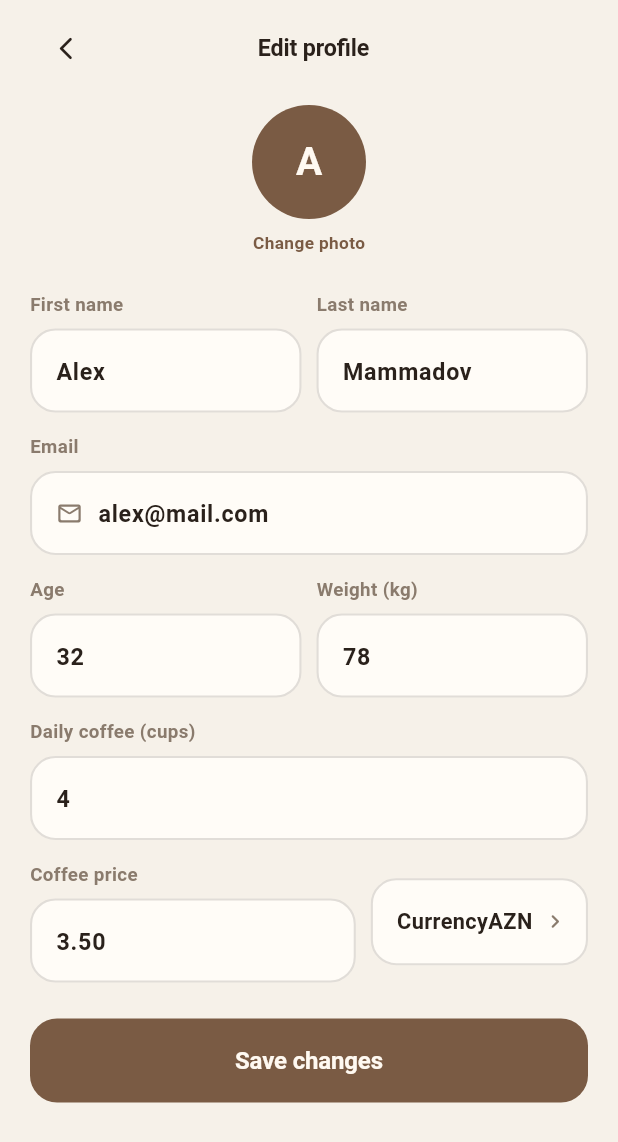
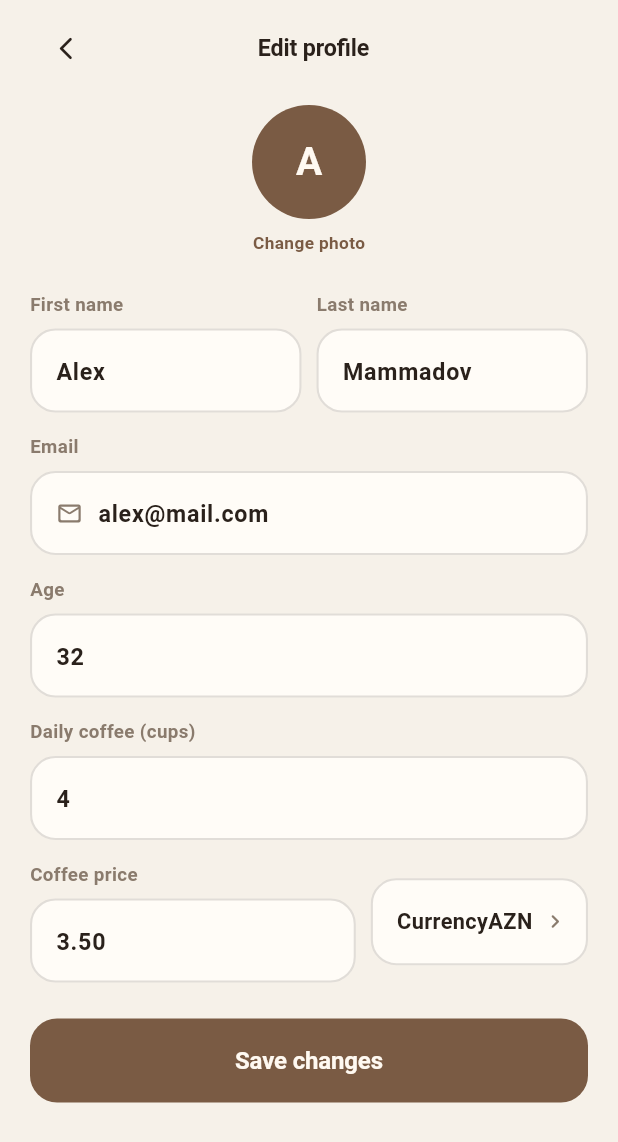
Before and after one commit to imanmammadli/noCoffee, a Flutter app: the EditProfileScreen screen opened by its route, on a phone screen of 412 x 824 dp. Shown: the top 1142 px of the screen. Run offline on Flutter 3.47's test engine with Material 3 defaults, Android fonts, the phone set to English and light mode, and no system bars.

```diff
--- a/lib/main.dart
+++ b/lib/main.dart
@@ -19,6 +19,7 @@ import 'screens/settings_screen.dart';
 import 'screens/notification_settings_screen.dart';
 import 'screens/export_screen.dart';
 import 'screens/delete_data_screen.dart';
+import 'screens/name_screen.dart';
 
 void main() {
   runApp(const TaperApp());
@@ -74,6 +75,7 @@ class _TaperAppState extends State<TaperApp> {
           routes: {
             '/': (_) => const SplashScreen(),
             '/welcome': (_) => const WelcomeScreen(),
+            '/name': (_) => const NameScreen(),
             '/onboarding': (_) => const OnboardingFlow(),
             '/home': (_) => const HomeScreen(),
             '/tracking': (_) => const TrackingScreen(),
--- a/lib/screens/edit_profile_screen.dart
+++ b/lib/screens/edit_profile_screen.dart
@@ -14,21 +14,34 @@ class _EditProfileScreenState extends State<EditProfileScreen> {
   late final TextEditingController last;
   late final TextEditingController email;
   late final TextEditingController age;
-  late final TextEditingController weight;
   late final TextEditingController cups;
   late final TextEditingController price;
+  bool initialized = false;
 
   @override
-  void initState() {
-    super.initState();
+  void didChangeDependencies() {
+    super.didChangeDependencies();
+    if (!initialized) {
       final p = context.app.profile;
       first = TextEditingController(text: p.firstName);
       last = TextEditingController(text: p.lastName);
       email = TextEditingController(text: p.email);
       age = TextEditingController(text: '${p.age}');
-    weight = TextEditingController(text: p.weightKg.toStringAsFixed(0));
       cups = TextEditingController(text: '${p.dailyCups}');
       price = TextEditingController(text: p.coffeePrice.toStringAsFixed(2));
+      initialized = true;
+    }
+  }
+
+  @override
+  void dispose() {
+    first.dispose();
+    last.dispose();
+    email.dispose();
+    age.dispose();
+    cups.dispose();
+    price.dispose();
+    super.dispose();
   }
 
   @override
@@ -36,16 +49,21 @@ class _EditProfileScreenState extends State<EditProfileScreen> {
     final c = context.colors;
     return AppScaffold(
       body: Column(children: [
-        TopBar(title: 'Edit profile', back: true),
+        const TopBar(title: 'Edit profile', back: true),
         Expanded(
           child: ListView(
             padding: const EdgeInsets.fromLTRB(20, 0, 20, 24),
             children: [
               Center(
                 child: Column(children: [
-                  CircleAvatar(radius: 38, backgroundColor: c.coffee,
-                      child: Text(first.text.isEmpty ? 'A' : first.text.substring(0,1),
-                          style: const TextStyle(color: Color(0xFFFFF9F1), fontWeight: FontWeight.w700, fontSize: 26))),
+                  CircleAvatar(
+                    radius: 38,
+                    backgroundColor: c.coffee,
+                    child: Text(
+                      first.text.isEmpty ? 'A' : first.text.substring(0, 1).toUpperCase(),
+                      style: const TextStyle(color: Color(0xFFFFF9F1), fontWeight: FontWeight.w700, fontSize: 26),
+                    ),
+                  ),
                   const SizedBox(height: 8),
                   Text('Change photo', style: AppText.tiny(c.coffee)),
                 ]),
@@ -59,11 +77,7 @@ class _EditProfileScreenState extends State<EditProfileScreen> {
               const SizedBox(height: 14),
               _field(context, 'Email', email, icon: Icons.mail_outline_rounded),
               const SizedBox(height: 14),
-              Row(children: [
-                Expanded(child: _field(context, 'Age', age, numeric: true)),
-                const SizedBox(width: 10),
-                Expanded(child: _field(context, 'Weight (kg)', weight, numeric: true)),
-              ]),
+              _field(context, 'Age', age, numeric: true),
               const SizedBox(height: 14),
               _field(context, 'Daily coffee (cups)', cups, numeric: true),
               const SizedBox(height: 14),
@@ -79,7 +93,6 @@ class _EditProfileScreenState extends State<EditProfileScreen> {
                 p.lastName = last.text;
                 p.email = email.text;
                 p.age = int.tryParse(age.text) ?? p.age;
-                p.weightKg = double.tryParse(weight.text) ?? p.weightKg;
                 p.dailyCups = int.tryParse(cups.text) ?? p.dailyCups;
                 p.coffeePrice = double.tryParse(price.text) ?? p.coffeePrice;
                 context.app.notifyListeners();
@@ -93,7 +106,8 @@ class _EditProfileScreenState extends State<EditProfileScreen> {
     );
   }
 
-  Widget _field(BuildContext context, String label, TextEditingController ctrl, {IconData? icon, bool numeric = false}) {
+  Widget _field(BuildContext context, String label, TextEditingController ctrl,
+      {IconData? icon, bool numeric = false}) {
     final c = context.colors;
     return Column(crossAxisAlignment: CrossAxisAlignment.start, children: [
       Text(label, style: AppText.label(c.inkMuted)),
@@ -101,7 +115,10 @@ class _EditProfileScreenState extends State<EditProfileScreen> {
       Container(
         height: 56,
         padding: const EdgeInsets.symmetric(horizontal: 16),
-        decoration: BoxDecoration(color: c.surface, borderRadius: BorderRadius.circular(17), border: Border.all(color: c.line2, width: 1.4)),
+        decoration: BoxDecoration(
+            color: c.surface,
+            borderRadius: BorderRadius.circular(17),
+            border: Border.all(color: c.line2, width: 1.4)),
         child: Row(children: [
           if (icon != null) ...[Icon(icon, size: 18, color: c.inkMuted), const SizedBox(width: 10)],
           Expanded(
--- a/lib/screens/welcome_screen.dart
+++ b/lib/screens/welcome_screen.dart
@@ -34,7 +34,7 @@ class WelcomeScreen extends StatelessWidget {
                 ],
               ),
             ),
-            TButton('Start', onTap: () => Navigator.pushNamed(context, '/onboarding')),
+            TButton('Start', onTap: () => Navigator.pushNamed(context, '/name')),
             const SizedBox(height: 10),
             Text('No account needed — your data stays on this device.',
                 style: AppText.tiny(c.inkMuted), textAlign: TextAlign.center),
```
Also changed, not shown: lib/screens/home_screen.dart (+14 -4 lines), lib/screens/name_screen.dart (added, +116 -0 lines), lib/screens/profile_screen.dart (+56 -24 lines). Lines whose indentation alone changed are shown as unchanged.
